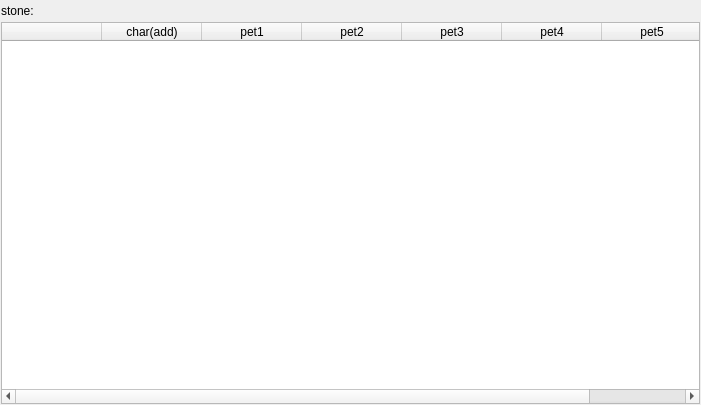
Qt form SaSH/form/playerinfoform.ui (bestkakkoii/SaSH) before a commit.
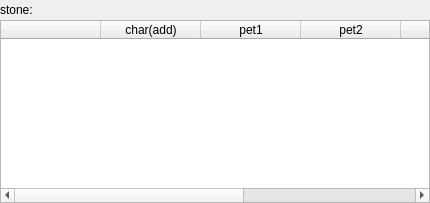
The same form after that commit. Custom widgets are drawn as their Qt base class.

What changed in the file:
```diff
--- a/SaSH/form/playerinfoform.ui
+++ b/SaSH/form/playerinfoform.ui
@@ -6,8 +6,8 @@
    <rect>
     <x>0</x>
     <y>0</y>
-    <width>701</width>
-    <height>405</height>
+    <width>430</width>
+    <height>203</height>
    </rect>
   </property>
   <property name="windowTitle">
@@ -15,24 +15,24 @@
   </property>
   <layout class="QGridLayout" name="gridLayout">
    <property name="leftMargin">
-    <number>1</number>
+    <number>0</number>
    </property>
    <property name="topMargin">
-    <number>1</number>
+    <number>0</number>
    </property>
    <property name="rightMargin">
-    <number>1</number>
+    <number>0</number>
    </property>
    <property name="bottomMargin">
-    <number>1</number>
+    <number>0</number>
    </property>
    <property name="spacing">
-    <number>1</number>
+    <number>0</number>
    </property>
    <item row="0" column="0">
     <layout class="QVBoxLayout" name="verticalLayout">
      <property name="spacing">
-      <number>1</number>
+      <number>0</number>
      </property>
      <item>
       <widget class="QLabel" name="label">
```
